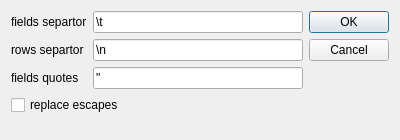
The window that libqf/libqfqmlwidgets/src/internal/dlgtableviewcopyspecial.ui (Quick-Event/quickbox) describes before a commit, drawn with Qt 5.
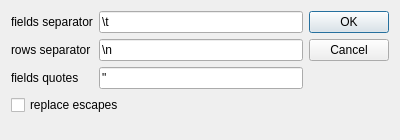
The same window after the commit.

Patch:
```diff
--- a/libqf/libqfqmlwidgets/src/internal/dlgtableviewcopyspecial.ui
+++ b/libqf/libqfqmlwidgets/src/internal/dlgtableviewcopyspecial.ui
@@ -19,7 +19,7 @@
      <item row="0" column="0">
       <widget class="QLabel" name="label">
        <property name="text">
-        <string>fields separtor</string>
+        <string>fields separator</string>
        </property>
       </widget>
      </item>
@@ -33,7 +33,7 @@
      <item row="1" column="0">
       <widget class="QLabel" name="label_2">
        <property name="text">
-        <string>rows separtor</string>
+        <string>rows separator</string>
        </property>
       </widget>
      </item>
```
